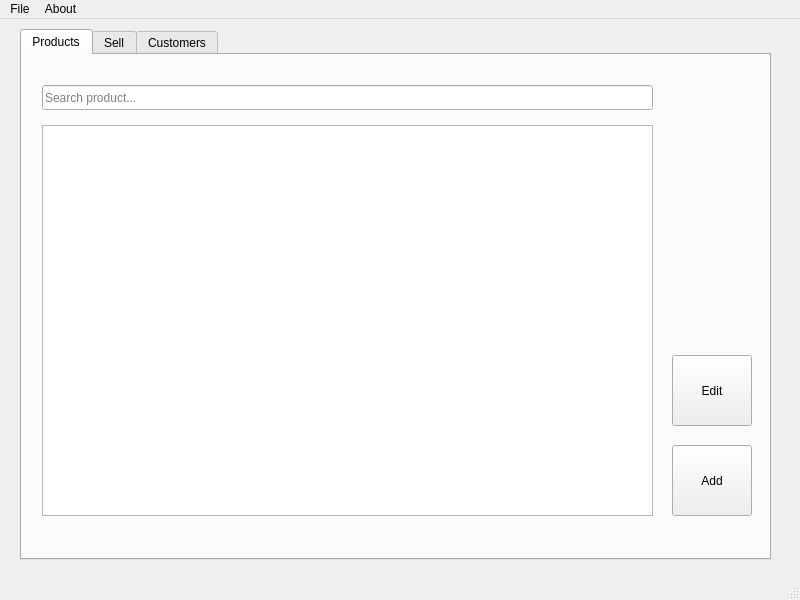
Old version of the form pyofsale.ui in the repository MysteriousSonOfGod/pyofsale.
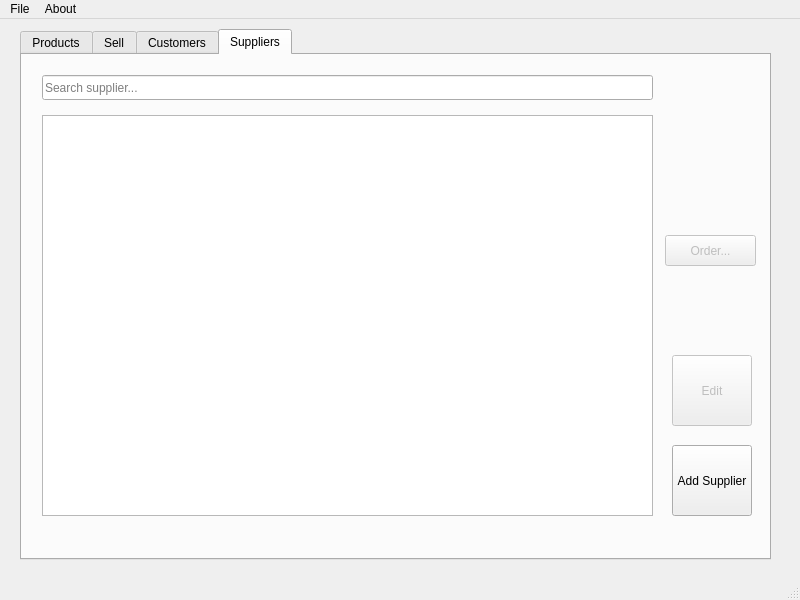
New version of the form. The open tabs and pages were chosen to show the change. Icons and pictures are not drawn.

Patch:
```diff
--- a/pyofsale.ui
+++ b/pyofsale.ui
@@ -47,9 +47,9 @@
       <property name="geometry">
        <rect>
         <x>20</x>
-        <y>70</y>
+        <y>60</y>
         <width>611</width>
-        <height>391</height>
+        <height>401</height>
        </rect>
       </property>
       <property name="contextMenuPolicy">
@@ -69,14 +69,20 @@
       </attribute>
      </widget>
      <widget class="QLineEdit" name="searchProd">
+      <property name="enabled">
+       <bool>true</bool>
+      </property>
       <property name="geometry">
        <rect>
         <x>20</x>
-        <y>30</y>
+        <y>20</y>
         <width>611</width>
         <height>25</height>
        </rect>
       </property>
+      <property name="text">
+       <string/>
+      </property>
       <property name="placeholderText">
        <string>Search product...</string>
       </property>
@@ -364,6 +370,82 @@
       </item>
      </widget>
     </widget>
+    <widget class="QWidget" name="suppliersTab">
+     <attribute name="title">
+      <string>Suppliers</string>
+     </attribute>
+     <widget class="QTableView" name="suppliersTableView">
+      <property name="geometry">
+       <rect>
+        <x>20</x>
+        <y>60</y>
+        <width>611</width>
+        <height>401</height>
+       </rect>
+      </property>
+     </widget>
+     <widget class="QLineEdit" name="searchSupplier">
+      <property name="geometry">
+       <rect>
+        <x>20</x>
+        <y>20</y>
+        <width>611</width>
+        <height>25</height>
+       </rect>
+      </property>
+      <property name="text">
+       <string/>
+      </property>
+      <property name="placeholderText">
+       <string>Search supplier...</string>
+      </property>
+     </widget>
+     <widget class="QPushButton" name="addSupplierBtn">
+      <property name="geometry">
+       <rect>
+        <x>650</x>
+        <y>390</y>
+        <width>80</width>
+        <height>71</height>
+       </rect>
+      </property>
+      <property name="text">
+       <string>Add Supplier</string>
+      </property>
+     </widget>
+     <widget class="QPushButton" name="editSupplierBtn">
+      <property name="enabled">
+       <bool>false</bool>
+      </property>
+      <property name="geometry">
+       <rect>
+        <x>650</x>
+        <y>300</y>
+        <width>80</width>
+        <height>71</height>
+       </rect>
+      </property>
+      <property name="text">
+       <string>Edit</string>
+      </property>
+     </widget>
+     <widget class="QPushButton" name="orderBtn">
+      <property name="enabled">
+       <bool>false</bool>
+      </property>
+      <property name="geometry">
+       <rect>
+        <x>643</x>
+        <y>180</y>
+        <width>91</width>
+        <height>31</height>
+       </rect>
+      </property>
+      <property name="text">
+       <string>Order...</string>
+      </property>
+     </widget>
+    </widget>
    </widget>
   </widget>
   <widget class="QMenuBar" name="menubar">
```
Left out of the diff: 21 changed lines with no effect on the pictures.
